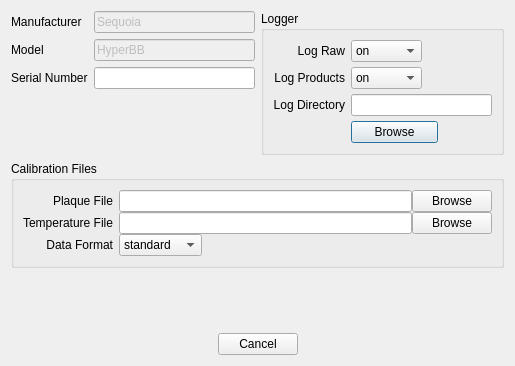
Old version of the form inlinino/resources/setup_hyperbb.ui in the repository OceanOptics/Inlinino.
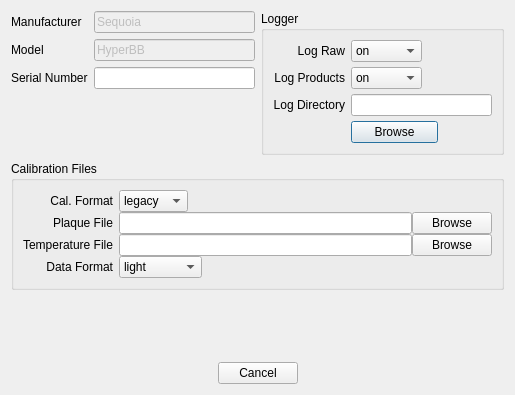
New version of the form.

Commit message: Add binary .hbb_cal/.hbb_tcal file support, remove standard format, add explicit cal_format UI

Diff of the .ui file:
```diff
--- a/inlinino/resources/setup_hyperbb.ui
+++ b/inlinino/resources/setup_hyperbb.ui
@@ -10,7 +10,7 @@
     <x>0</x>
     <y>0</y>
     <width>515</width>
-    <height>366</height>
+    <height>395</height>
    </rect>
   </property>
   <property name="windowTitle">
@@ -194,6 +194,50 @@
        <number>0</number>
       </property>
       <item row="0" column="0">
+       <widget class="QLabel" name="label_6">
+        <property name="text">
+         <string>Cal. Format</string>
+        </property>
+        <property name="alignment">
+         <set>Qt::AlignRight|Qt::AlignTrailing|Qt::AlignVCenter</set>
+        </property>
+       </widget>
+      </item>
+      <item row="0" column="1">
+       <layout class="QHBoxLayout" name="horizontalLayout_0">
+        <item>
+         <widget class="QComboBox" name="combobox_cal_format">
+          <property name="currentText">
+           <string>legacy</string>
+          </property>
+          <item>
+           <property name="text">
+            <string>legacy</string>
+           </property>
+          </item>
+          <item>
+           <property name="text">
+            <string>current</string>
+           </property>
+          </item>
+         </widget>
+        </item>
+        <item>
+         <spacer name="horizontalSpacer_2">
+          <property name="orientation">
+           <enum>Qt::Horizontal</enum>
+          </property>
+          <property name="sizeHint" stdset="0">
+           <size>
+            <width>40</width>
+            <height>20</height>
+           </size>
+          </property>
+         </spacer>
+        </item>
+       </layout>
+      </item>
+      <item row="1" column="0">
        <widget class="QLabel" name="label_3">
         <property name="text">
          <string>Plaque File</string>
@@ -203,7 +247,7 @@
         </property>
        </widget>
       </item>
-      <item row="0" column="1">
+      <item row="1" column="1">
        <layout class="QHBoxLayout" name="horizontalLayout">
         <property name="spacing">
          <number>-1</number>
@@ -227,7 +271,7 @@
         </item>
        </layout>
       </item>
-      <item row="1" column="0">
+      <item row="2" column="0">
        <widget class="QLabel" name="label_4">
         <property name="text">
          <string>Temperature File</string>
@@ -237,7 +281,7 @@
         </property>
        </widget>
       </item>
-      <item row="1" column="1">
+      <item row="2" column="1">
        <layout class="QHBoxLayout" name="horizontalLayout_2">
         <property name="spacing">
          <number>-1</number>
@@ -261,7 +305,7 @@
         </item>
        </layout>
       </item>
-      <item row="2" column="0">
+      <item row="3" column="0">
        <widget class="QLabel" name="label_5">
         <property name="text">
          <string>Data Format</string>
@@ -271,18 +315,13 @@
         </property>
        </widget>
       </item>
-      <item row="2" column="1">
+      <item row="3" column="1">
        <layout class="QHBoxLayout" name="horizontalLayout_3">
         <item>
          <widget class="QComboBox" name="combobox_data_format">
           <property name="currentText">
            <string>advanced</string>
           </property>
-          <item>
-           <property name="text">
-            <string>standard</string>
-           </property>
-          </item>
           <item>
            <property name="text">
             <string>light</string>
```
The commit also changes 3 other files.
